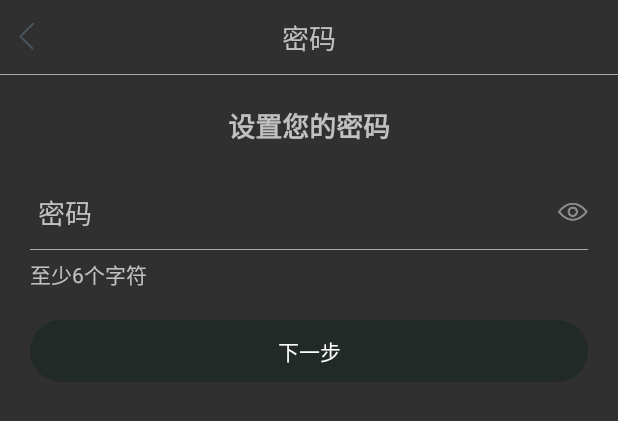
After one commit to airuyun/My_MacthBox_3, an Android app: the layout activity_set_password.xml on its own in the app's theme, with its tools: preview values and no code run, on a phone screen of 412 x 824 dp. The commit adds this screen. Shown: the top 421 px of the screen. Run offline under Robolectric (Android 15) with nearby library versions, the phone set to English and light mode, and no system bars.

Commit message:
对MyApp的更改

```diff
--- a/src/main/java/com/a360filemanager/goodsq/my_matchbox_3/activity/setFigureActivity.java
+++ b/src/main/java/com/a360filemanager/goodsq/my_matchbox_3/activity/setFigureActivity.java
@@ -1,5 +1,6 @@
 package com.a360filemanager.goodsq.my_matchbox_3.activity;
 
+import com.a360filemanager.goodsq.my_matchbox_3.R;
 import com.a360filemanager.goodsq.my_matchbox_3.base.BaseActvity;
 
 /**
@@ -8,7 +9,7 @@ import com.a360filemanager.goodsq.my_matchbox_3.base.BaseActvity;
 public class setFigureActivity extends BaseActvity {
     @Override
     public int getLayout() {
-        return 0;
+        return R.layout.activity_set_figure;
     }
 
     @Override
--- a/src/main/java/com/a360filemanager/goodsq/my_matchbox_3/view/ScaleImageView.java
+++ b/src/main/java/com/a360filemanager/goodsq/my_matchbox_3/view/ScaleImageView.java
@@ -16,7 +16,7 @@ import android.view.MotionEvent;
 import android.view.View;
 import android.widget.ImageView;
 
-import com.a360filemanager.goodsq.my_matchbox_3.utils.ConstanUtils;
+import com.a360filemanager.goodsq.my_matchbox_3.utils.ConstantUtils;
 
 import java.io.FileNotFoundException;
 import java.io.FileOutputStream;
@@ -243,7 +243,7 @@ public class ScaleImageView extends ImageView implements View.OnTouchListener {
 
     public String saveBitmap() {
         Bitmap bmp = getBitmap();
-        String dir = ConstanUtils.IMAGE_PATH + System.currentTimeMillis() + ".png";
+        String dir = ConstantUtils.IMAGE_PATH + System.currentTimeMillis() + ".png";
         try {
             bmp.compress(Bitmap.CompressFormat.PNG, 100, new FileOutputStream(dir));
         } catch (FileNotFoundException e) {
--- /dev/null
+++ b/src/main/res/layout/activity_set_password.xml
@@ -0,0 +1,109 @@
+<?xml version="1.0" encoding="utf-8"?>
+<LinearLayout xmlns:android="http://schemas.android.com/apk/res/android"
+    android:layout_width="match_parent"
+    android:layout_height="match_parent"
+    android:orientation="vertical">
+
+    <RelativeLayout
+        android:layout_width="match_parent"
+        android:layout_height="50dp">
+
+        <ImageView
+            android:id="@+id/back"
+            android:layout_width="wrap_content"
+            android:layout_height="wrap_content"
+            android:layout_centerVertical="true"
+            android:src="@mipmap/community_back" />
+
+        <TextView
+            android:layout_width="wrap_content"
+            android:layout_height="wrap_content"
+            android:layout_centerInParent="true"
+            android:text="密码"
+            android:textSize="18sp" />
+
+        <View
+            android:layout_width="match_parent"
+            android:layout_height="1px"
+            android:layout_alignParentBottom="true"
+            android:background="@android:color/darker_gray" />
+    </RelativeLayout>
+
+    <TextView
+        android:layout_width="wrap_content"
+        android:layout_height="wrap_content"
+        android:layout_gravity="center"
+        android:layout_margin="20dp"
+        android:text="设置您的密码"
+        android:textSize="@dimen/text_18dp"
+        android:textStyle="bold" />
+
+    <RelativeLayout
+        android:layout_width="match_parent"
+        android:layout_height="wrap_content">
+
+        <EditText
+            android:id="@+id/password_et"
+            android:layout_width="match_parent"
+            android:layout_height="wrap_content"
+            android:layout_marginBottom="5dp"
+            android:layout_marginLeft="20dp"
+            android:layout_marginRight="20dp"
+            android:layout_marginTop="5dp"
+            android:background="@null"
+            android:digits="abcdefghijkmnopqrstuvwxyz0123456789ABCDEFGHIJKLMNOPQRSTUVWXYZ"
+            android:hint="密码"
+            android:inputType="textPassword"
+            android:padding="5dp" />
+
+        <CheckBox
+            android:id="@+id/password_iv_show"
+            android:layout_width="wrap_content"
+            android:layout_height="wrap_content"
+            android:layout_alignParentRight="true"
+            android:layout_centerVertical="true"
+            android:layout_marginRight="20dp"
+            android:button="@drawable/password_selector" />
+
+        <ImageView
+            android:id="@+id/password_iv_clear"
+            android:layout_width="wrap_content"
+            android:layout_height="wrap_content"
+            android:layout_centerVertical="true"
+            android:layout_marginRight="10dp"
+            android:layout_toLeftOf="@id/password_iv_show"
+            android:src="@mipmap/search_clear_normal"
+            android:visibility="invisible" />
+    </RelativeLayout>
+
+    <View
+        android:id="@+id/line"
+        android:layout_width="match_parent"
+        android:layout_height="1px"
+        android:layout_below="@id/password_et"
+        android:layout_marginLeft="20dp"
+        android:layout_marginRight="20dp"
+        android:background="@android:color/darker_gray" />
+
+    <TextView
+        android:layout_width="wrap_content"
+        android:layout_height="wrap_content"
+        android:layout_below="@id/line"
+        android:layout_marginLeft="20dp"
+        android:layout_marginTop="5dp"
+        android:text="至少6个字符" />
+
+    <TextView
+        android:id="@+id/password_tv_submit"
+        android:layout_width="match_parent"
+        android:layout_height="wrap_content"
+        android:layout_margin="20dp"
+        android:background="@drawable/button_selector"
+        android:enabled="false"
+        android:gravity="center"
+        android:padding="10dp"
+        android:imeOptions="actionNext"
+        android:text="下一步"
+        android:textColor="@android:color/white" />
+
+</LinearLayout>
```
Also changed, not shown: src/main/java/com/a360filemanager/goodsq/my_matchbox_3/MyTextWatcher.java (+27 -19 lines), src/main/java/com/a360filemanager/goodsq/my_matchbox_3/activity/LoginActivity.java (+10 -3 lines), src/main/java/com/a360filemanager/goodsq/my_matchbox_3/activity/RegisterActiviry.java (+6 -11 lines), src/main/java/com/a360filemanager/goodsq/my_matchbox_3/activity/SetPasswordActivity.java (added, +112 -0 lines), src/main/java/com/a360filemanager/goodsq/my_matchbox_3/activity/VerifyActivity.java (+10 -6 lines), src/main/java/com/a360filemanager/goodsq/my_matchbox_3/bean/UserLoginInfoBean.java (+10 -0 lines), src/main/java/com/a360filemanager/goodsq/my_matchbox_3/httpUtils/ServerUtils.java (+17 -4 lines), src/main/java/com/a360filemanager/goodsq/my_matchbox_3/utils/ConstantUtils.java (renamed from src/main/java/com/a360filemanager/goodsq/my_matchbox_3/utils/ConstanUtils.java, +6 -1 lines).
